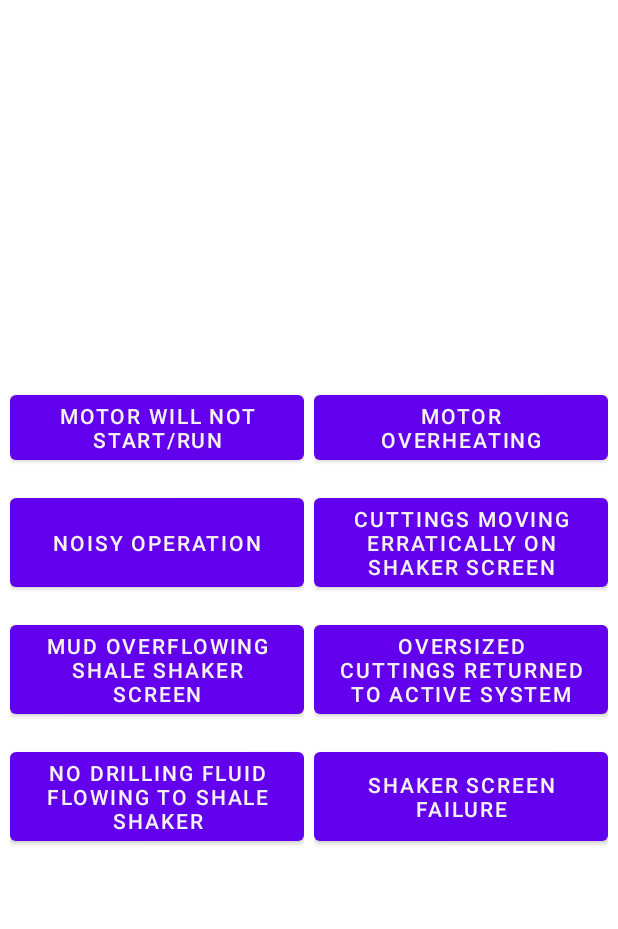
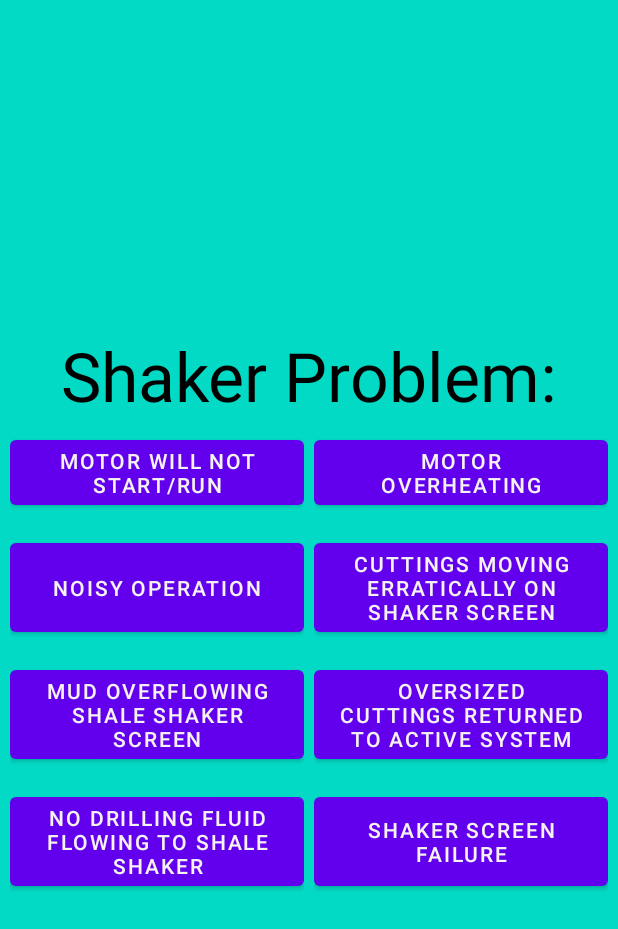
Before and after one commit to HamzaBenAbid/khalil, an Android app: the Desander screen opened directly, with no data from a screen before it, on a phone screen of 412 x 824 dp. Shown: the top 929 px of the screen. Run offline under Robolectric (Android 15) with nearby library versions, the phone set to English and light mode, and no system bars.

Commit message:
3end commit

```diff
--- a/app/src/main/AndroidManifest.xml
+++ b/app/src/main/AndroidManifest.xml
@@ -9,6 +9,8 @@
             android:roundIcon="@mipmap/ic_launcher_round"
             android:supportsRtl="true"
             android:theme="@style/Theme.MyApplication">
+        <activity android:name=".Motor_will_not_start">
+        </activity>
         <activity android:name=".Desander">
         </activity>
         <activity android:name=".shale_shaker">
--- a/app/src/main/java/com/example/myapplication/Desander.java
+++ b/app/src/main/java/com/example/myapplication/Desander.java
@@ -8,12 +8,19 @@ import androidx.appcompat.app.AppCompatActivity;
 import android.os.Bundle;
 
 public class Desander extends AppCompatActivity {
-    Button frictional, mud;
+ Button b1;
     @Override
     protected void onCreate(Bundle savedInstanceState) {
         super.onCreate(savedInstanceState);
         setContentView(R.layout.activity_desander);
-
+b1 =findViewById(R.id.prob1);
+b1.setOnClickListener(new View.OnClickListener() {
+    @Override
+    public void onClick(View v) {
+        Intent shelli = new Intent(Desander.this, Motor_will_not_start.class);
+        startActivity(shelli);
+    }
+});
 
     }
 }
--- a/app/src/main/res/layout/activity_desander.xml
+++ b/app/src/main/res/layout/activity_desander.xml
@@ -5,12 +5,24 @@
         android:layout_width="match_parent"
         android:layout_height="match_parent"
         android:fillViewport="true"
+
         tools:context=".Desander">
     <LinearLayout
             android:layout_width="match_parent"
             android:layout_height="wrap_content"
             android:gravity="center"
+            android:background="@color/teal_200"
             android:orientation="vertical">
+        <TextView
+                android:layout_width="wrap_content"
+                android:layout_height="wrap_content"
+                android:text="@string/ShakerProblem"
+                android:textSize="45dp"
+                android:layout_gravity="center"
+                android:textColor="@color/black"
+        >
+
+        </TextView>
         <LinearLayout android:layout_width="match_parent"
                       android:layout_height="wrap_content"
                       android:orientation="vertical">
@@ -27,7 +39,9 @@
                         android:padding="1dp"
                         android:layout_margin="2dp"
                         android:layout_weight="1">
-                    <Button android:layout_width="match_parent"
+                    <Button
+                            android:id="@+id/prob1"
+                            android:layout_width="match_parent"
                             android:layout_height="match_parent"
                             android:text="@string/Motorwillnotstart">
 
@@ -39,7 +53,8 @@
                         android:padding="1dp"
                         android:layout_margin="2dp"
                         android:layout_weight="1">
-                    <Button android:layout_width="match_parent"
+                    <Button android:id="@+id/prob2"
+                            android:layout_width="match_parent"
                             android:layout_height="match_parent"
                             android:text="@string/Motoroverheating"
                     >
@@ -65,7 +80,9 @@
                         android:padding="1dp"
                         android:layout_margin="2dp"
                         android:layout_weight="1">
-                    <Button android:layout_width="match_parent"
+                    <Button
+                            android:id="@+id/prob3"
+                            android:layout_width="match_parent"
                             android:layout_height="match_parent"
                             android:text="@string/Noisyoperation">
 
@@ -77,7 +94,8 @@
                         android:padding="1dp"
                         android:layout_margin="2dp"
                         android:layout_weight="1">
-                    <Button android:layout_width="match_parent"
+                    <Button android:id="@+id/prob4"
+                            android:layout_width="match_parent"
                             android:layout_height="match_parent"
                             android:text="@string/Cuttingsmovingerraticallyonshakerscreen"
                     >
@@ -103,9 +121,10 @@
                         android:padding="1dp"
                         android:layout_margin="2dp"
                         android:layout_weight="1">
-                    <Button android:layout_width="match_parent"
+                    <Button android:id="@+id/prob5"
+                            android:layout_width="match_parent"
                             android:layout_height="match_parent"
-                    android:text="@string/Mudoverflowingshaleshakerscreen">
+                            android:text="@string/Mudoverflowingshaleshakerscreen">
 
                     </Button>
                 </LinearLayout>
@@ -115,7 +134,8 @@
                         android:padding="1dp"
                         android:layout_margin="2dp"
                         android:layout_weight="1">
-                    <Button android:layout_width="match_parent"
+                    <Button android:id="@+id/prob6"
+                            android:layout_width="match_parent"
                             android:layout_height="match_parent"
                             android:text="@string/Oversizedcuttingsreturnedtoactivesystem"
                     >
@@ -141,9 +161,11 @@
                         android:padding="1dp"
                         android:layout_margin="2dp"
                         android:layout_weight="1">
-                    <Button android:layout_width="match_parent"
+                    <Button
+                            android:id="@+id/prob7"
+                            android:layout_width="match_parent"
                             android:layout_height="match_parent"
-                    android:text="@string/Nodrillingfluidflowingtoshaleshaker">
+                            android:text="@string/Nodrillingfluidflowingtoshaleshaker">
 
                     </Button>
                 </LinearLayout>
@@ -153,7 +175,8 @@
                         android:padding="1dp"
                         android:layout_margin="2dp"
                         android:layout_weight="1">
-                    <Button android:layout_width="match_parent"
+                    <Button android:id="@+id/prob8"
+                            android:layout_width="match_parent"
                             android:layout_height="match_parent"
                             android:text="@string/ShakerScreenfailure"
                     >
--- a/app/src/main/res/layout/activity_main.xml
+++ b/app/src/main/res/layout/activity_main.xml
@@ -6,7 +6,7 @@
         android:layout_height="match_parent"
         android:gravity="center"
         android:orientation="vertical"
-        android:layout_margin="20sp"
+        android:background="@color/teal_200"
         tools:context=".MainActivity">
 
     <com.google.android.material.button.MaterialButton
--- a/app/src/main/res/layout/activity_shale_shaker.xml
+++ b/app/src/main/res/layout/activity_shale_shaker.xml
@@ -7,6 +7,7 @@
               android:orientation="vertical"
               android:gravity="center"
               android:padding="20sp"
+              android:background="@color/teal_200"
               tools:context=".shale_shaker">
     <RadioGroup
             android:layout_width="wrap_content"
@@ -20,7 +21,7 @@
                      android:layout_width="wrap_content"
                      android:layout_height="wrap_content"
                      android:text="@string/rad2"
-                     />
+        />
         <RadioButton android:id="@+id/radio3"
                      android:layout_width="wrap_content"
                      android:layout_height="wrap_content"
```
Also changed, not shown: app/src/main/java/com/example/myapplication/Motor_will_not_start.java (added, +13 -0 lines), app/src/main/res/layout/activity_motor_will_not_start.xml (added, +36 -0 lines), app/src/main/res/values/strings.xml (+10 -6 lines).
